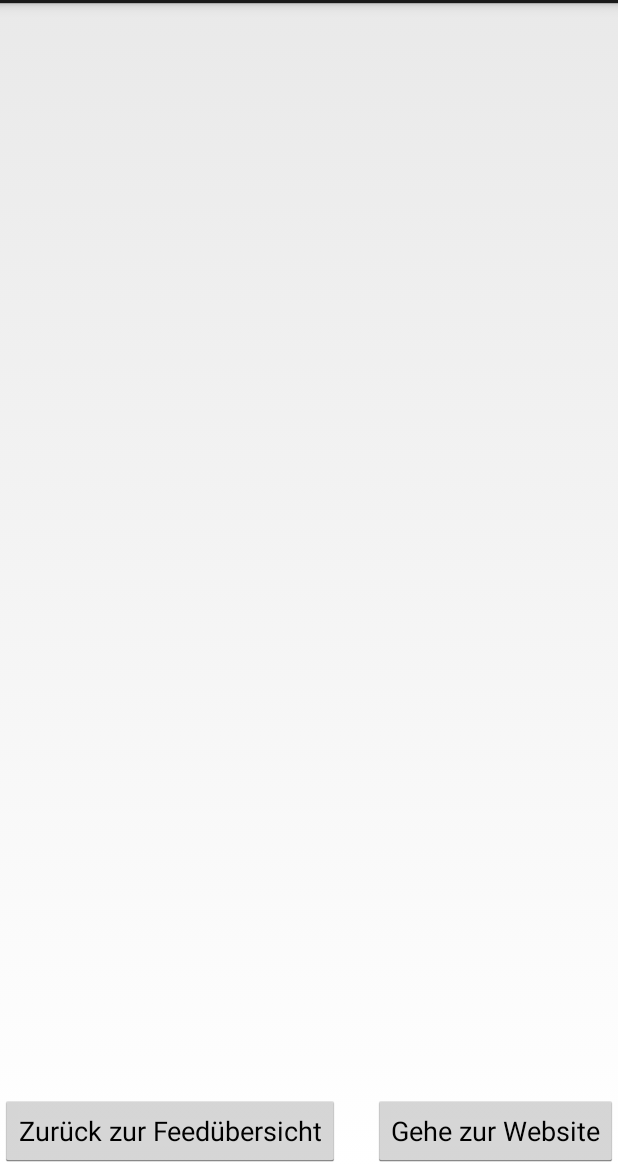
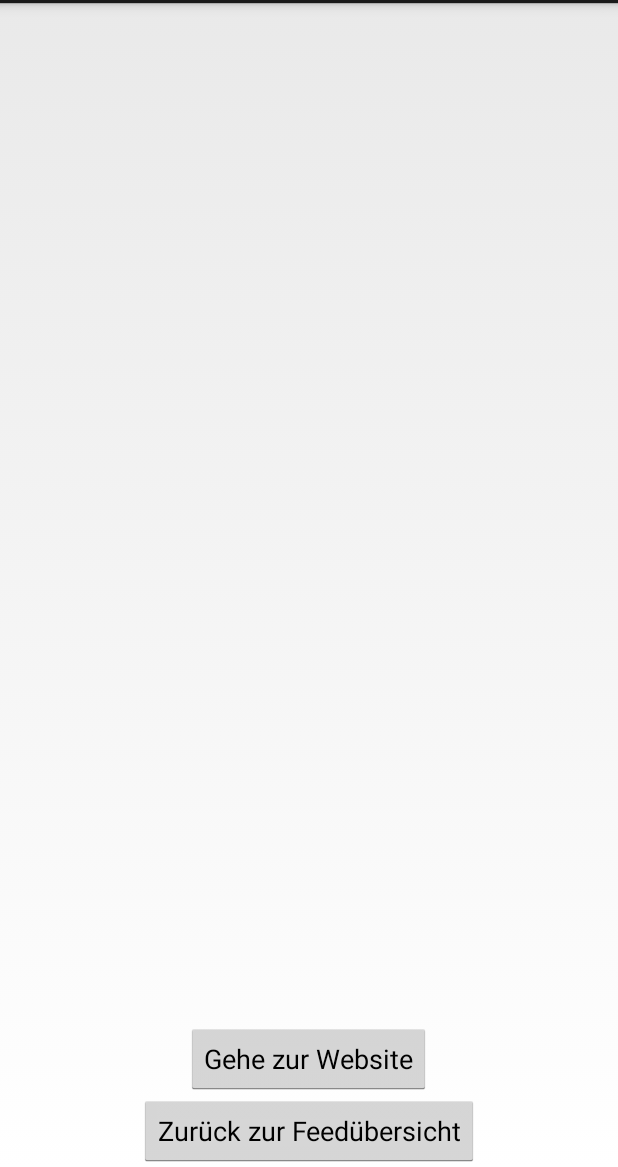
Before and after one commit to yellowmoneybank/RSS-Feeder, an Android app: the fragment FeedFragment shown on its own in the app's theme, on a phone screen of 412 x 824 dp, the part 69-1236 px from its top. Run offline under Robolectric (Android 15) with nearby library versions, the phone set to English and light mode, and no system bars; 4 statements that could not run were skipped.

```diff
--- a/Code/RSS-Feeder/app/src/main/java/com/projektarbeit/rss_feeder/ui/CustomDomainFragment.java
+++ b/Code/RSS-Feeder/app/src/main/java/com/projektarbeit/rss_feeder/ui/CustomDomainFragment.java
@@ -43,9 +43,9 @@ public class CustomDomainFragment extends Fragment {
             @Override
             public void onClick(View v) {
                 if (isValidUrl(txfCustomWebsite.getText().toString()))
-                    Toast.makeText(getActivity(), "URL ist valide!", Toast.LENGTH_SHORT).show();
+                    Toast.makeText(getActivity(), R.string.validURL, Toast.LENGTH_SHORT).show();
                 else
-                    Toast.makeText(getActivity(), "URL ist invalide!\r\nBitte erneut eingeben!", Toast.LENGTH_SHORT).show();
+                    Toast.makeText(getActivity(), R.string.invalidURL, Toast.LENGTH_SHORT).show();
             }
         });
     }
--- a/Code/RSS-Feeder/app/src/main/java/com/projektarbeit/rss_feeder/ui/FolderOverviewFragment.java
+++ b/Code/RSS-Feeder/app/src/main/java/com/projektarbeit/rss_feeder/ui/FolderOverviewFragment.java
@@ -50,7 +50,7 @@ public class FolderOverviewFragment extends Fragment {
                 swipeContainer.setRefreshing(true);
                 updateDataSet();
                 swipeContainer.setRefreshing(false);
-                Toast.makeText(getActivity(), "Ordner wurden aktualisiert!", Toast.LENGTH_SHORT).show();
+                Toast.makeText(getActivity(), R.string.updatedFolders, Toast.LENGTH_SHORT).show();
             }
         });
 
--- a/Code/RSS-Feeder/app/src/main/res/layout/feed_layout.xml
+++ b/Code/RSS-Feeder/app/src/main/res/layout/feed_layout.xml
@@ -2,25 +2,6 @@
 <RelativeLayout xmlns:android="http://schemas.android.com/apk/res/android"
     android:layout_width="match_parent"
     android:layout_height="match_parent">
-
-    <Button
-        android:id="@+id/btnGo2Website"
-        android:layout_width="wrap_content"
-        android:layout_height="wrap_content"
-        android:text="@string/btnGo2Website"
-        android:layout_alignParentBottom="true"
-        android:layout_alignParentRight="true"
-        android:layout_alignParentEnd="true" />
-
-    <Button
-        android:id="@+id/btnGo2FeedOverview"
-        android:layout_width="wrap_content"
-        android:layout_height="wrap_content"
-        android:layout_alignParentBottom="true"
-        android:layout_alignParentLeft="true"
-        android:layout_alignParentStart="true"
-        android:layout_alignTop="@+id/btnGo2Website"
-        android:text="@string/btnGo2FeedOverview" />
 
     <TextView
         android:id="@+id/tvFeedTitle"
@@ -54,9 +35,27 @@
         android:layout_alignParentLeft="true"
         android:layout_alignParentStart="true"
         android:layout_below="@+id/tvFeedShortDescription"
-        android:layout_above="@id/btnGo2FeedOverview"
-        android:layout_margin="5dp"
         android:text=""
-        android:textSize="16sp" />
+        android:textSize="16sp"
+        android:layout_marginLeft="5dp"
+        android:layout_marginRight="5dp"
+        android:layout_marginTop="5dp"
+        android:layout_above="@+id/btnGo2Website" />
+
+    <Button
+        android:id="@+id/btnGo2Website"
+        android:layout_width="wrap_content"
+        android:layout_height="wrap_content"
+        android:text="@string/btnGo2Website"
+        android:layout_above="@+id/btnGo2FeedOverview"
+        android:layout_centerHorizontal="true" />
+
+    <Button
+        android:id="@+id/btnGo2FeedOverview"
+        android:layout_width="wrap_content"
+        android:layout_height="wrap_content"
+        android:text="@string/btnGo2FeedOverview"
+        android:layout_alignParentBottom="true"
+        android:layout_centerHorizontal="true" />
 
 </RelativeLayout>
--- /dev/null
+++ b/Code/RSS-Feeder/app/src/main/res/menu/feed_context_menu.xml
@@ -0,0 +1,6 @@
+<?xml version="1.0" encoding="utf-8"?>
+<menu xmlns:android="http://schemas.android.com/apk/res/android">
+    <item
+        android:id="@+id/item_read"
+        android:title="@string/MarkFeedAsRead" />
+</menu>
```
Also changed, not shown: Code/RSS-Feeder/app/src/main/java/com/projektarbeit/rss_feeder/ui/FeedFragment.java (+12 -1 lines), Code/RSS-Feeder/app/src/main/java/com/projektarbeit/rss_feeder/ui/FeedOverviewFragment.java (+26 -1 lines), Code/RSS-Feeder/app/src/main/res/values/strings.xml (+11 -1 lines).
